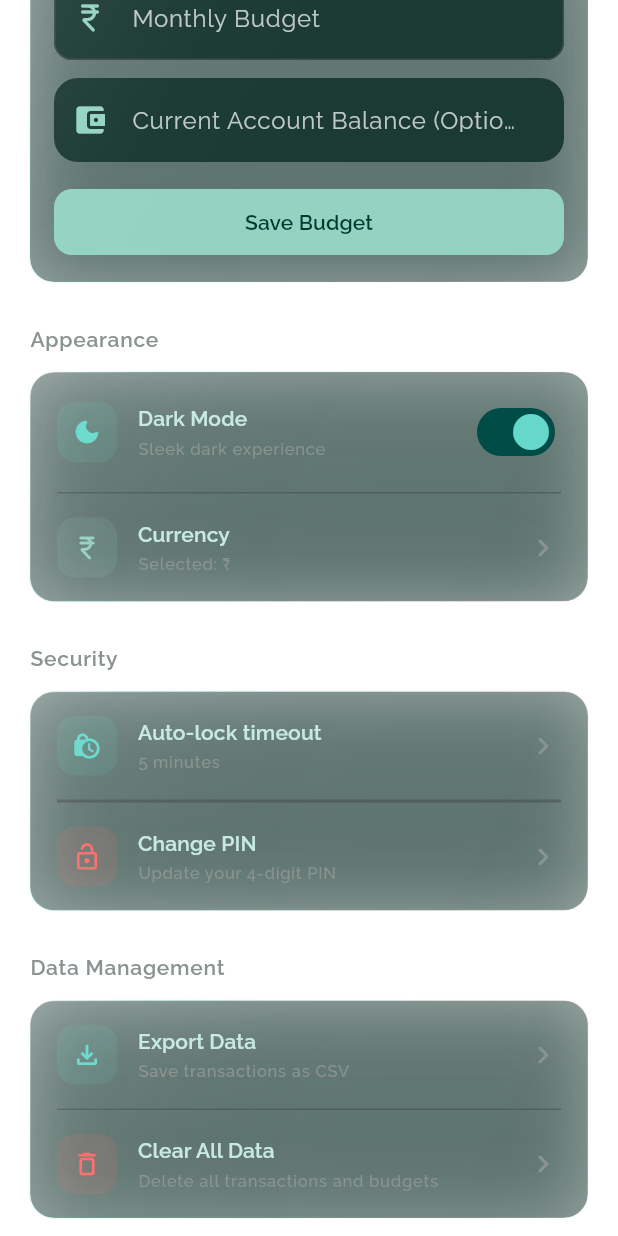
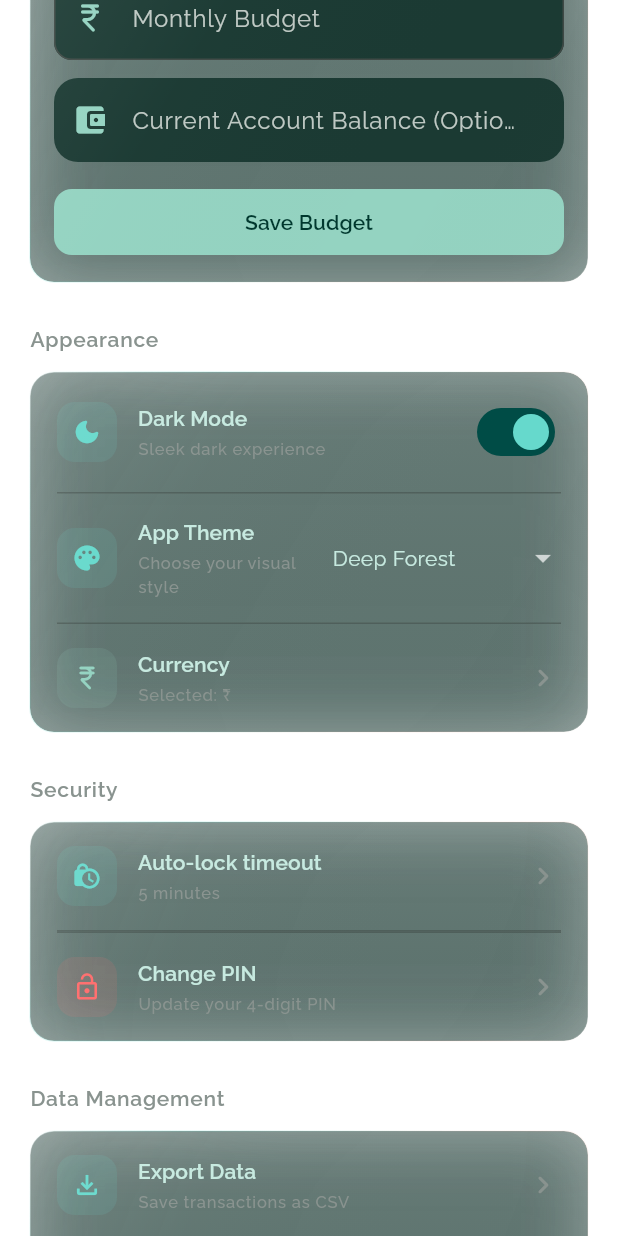
Before and after one commit to Kropout/Purze-app, a Flutter app: the SettingsScreen screen opened directly, scrolled down 576 dp, on a phone screen of 412 x 824 dp. Run offline on Flutter 3.47's test engine with Material 3 defaults, Android fonts, the phone set to English and light mode, and no system bars; our stand-ins replace fl_chart, flutter_riverpod, google_fonts, hive, hive_flutter, local_auth and 1 more; accounts and stored records are empty.

Commit message:
Theme switching added

```diff
--- a/lib/core/theme/theme_registry.dart
+++ b/lib/core/theme/theme_registry.dart
@@ -7,6 +7,7 @@ import 'app_theme.dart';
 
 /// Identifies a design-system theme backed by a DESIGN.md file.
 enum AppThemeId {
+  deepForest,
   luminousObsidian,
 }
 
@@ -14,10 +15,12 @@ enum AppThemeId {
 class ThemeRegistry {
   ThemeRegistry._();
 
-  static const AppThemeId defaultTheme = AppThemeId.luminousObsidian;
+  static const AppThemeId defaultTheme = AppThemeId.deepForest;
 
   static DesignSpec specFor(AppThemeId id) {
     switch (id) {
+      case AppThemeId.deepForest:
+        return LuminousObsidianTokens.spec; // Fallback spec, not used for styling widgets
       case AppThemeId.luminousObsidian:
         return LuminousObsidianTokens.spec;
     }
@@ -28,6 +31,10 @@ class ThemeRegistry {
     required Brightness brightness,
   }) {
     switch (id) {
+      case AppThemeId.deepForest:
+        return brightness == Brightness.dark
+            ? AppTheme.darkTheme
+            : AppTheme.lightTheme;
       case AppThemeId.luminousObsidian:
         return brightness == Brightness.dark
             ? LuminousObsidianTheme.dark
@@ -37,6 +44,8 @@ class ThemeRegistry {
 
   static String displayName(AppThemeId id) {
     switch (id) {
+      case AppThemeId.deepForest:
+        return 'Deep Forest';
       case AppThemeId.luminousObsidian:
         return LuminousObsidianTokens.name;
     }
--- a/lib/core/theme/themes/deep_forest_colors.dart
+++ b/lib/core/theme/themes/deep_forest_colors.dart
@@ -1,3 +1,4 @@
+import 'package:flutter/material.dart';
 import '../app_colors.dart';
 class DeepForestColors {
   static const Color primary = AppColors.primary;
--- a/lib/core/theme/themes/luminous_obsidian_theme.dart
+++ b/lib/core/theme/themes/luminous_obsidian_theme.dart
@@ -1,6 +1,13 @@
 import 'package:flutter/material.dart';
+import '../theme_builder.dart';
+import 'luminous_obsidian.tokens.dart';
 
 /// Flutter theme for the "Luminous Obsidian" design system (see DESIGN.md).
 class LuminousObsidianTheme {
   static const Color primary = Color(0xFFE0E0E0);
+
+  static ThemeData get dark => ThemeBuilder.fromSpec(
+        LuminousObsidianTokens.spec,
+        brightness: Brightness.dark,
+      );
 }
--- a/lib/presentation/screens/settings_screen.dart
+++ b/lib/presentation/screens/settings_screen.dart
@@ -5,6 +5,8 @@ import 'package:hive/hive.dart';
 import 'package:local_auth/local_auth.dart';
 import '../../core/constants/app_constants.dart';
 import '../../core/theme/app_colors.dart';
+import '../../core/theme/theme_provider.dart';
+import '../../core/theme/theme_registry.dart';
 import '../providers/app_providers.dart';
 import '../widgets/glass_card.dart';
 
@@ -525,6 +527,33 @@ class _SettingsScreenState extends ConsumerState<SettingsScreen> {
                       activeTrackColor: theme.colorScheme.primaryContainer,
                       inactiveThumbColor: theme.colorScheme.outline,
                       inactiveTrackColor: theme.colorScheme.surfaceContainerHigh,
+                    ),
+                  ),
+                  _buildDivider(context),
+                  _buildSettingTile(
+                    context,
+                    icon: Icons.palette_rounded,
+                    iconColor: theme.colorScheme.primary,
+                    title: 'App Theme',
+                    subtitle: 'Choose your visual style',
+                    trailing: DropdownButton<AppThemeId>(
+                      value: ref.watch(appThemeIdProvider),
+                      dropdownColor: theme.colorScheme.surfaceContainerHighest,
+                      underline: const SizedBox.shrink(),
+                      onChanged: (AppThemeId? newTheme) {
+                        if (newTheme != null) {
+                          ref.read(appThemeIdProvider.notifier).setTheme(newTheme);
+                        }
+                      },
+                      items: AppThemeId.values.map((AppThemeId id) {
+                        return DropdownMenuItem<AppThemeId>(
+                          value: id,
+                          child: Text(
+                            ThemeRegistry.displayName(id),
+                            style: theme.textTheme.bodyMedium,
+                          ),
+                        );
+                      }).toList(),
                     ),
                   ),
                   _buildDivider(context),
```
Also changed, not shown: lib/core/theme/theme_provider.dart (+19 -3 lines), lib/main.dart (+5 -3 lines).
